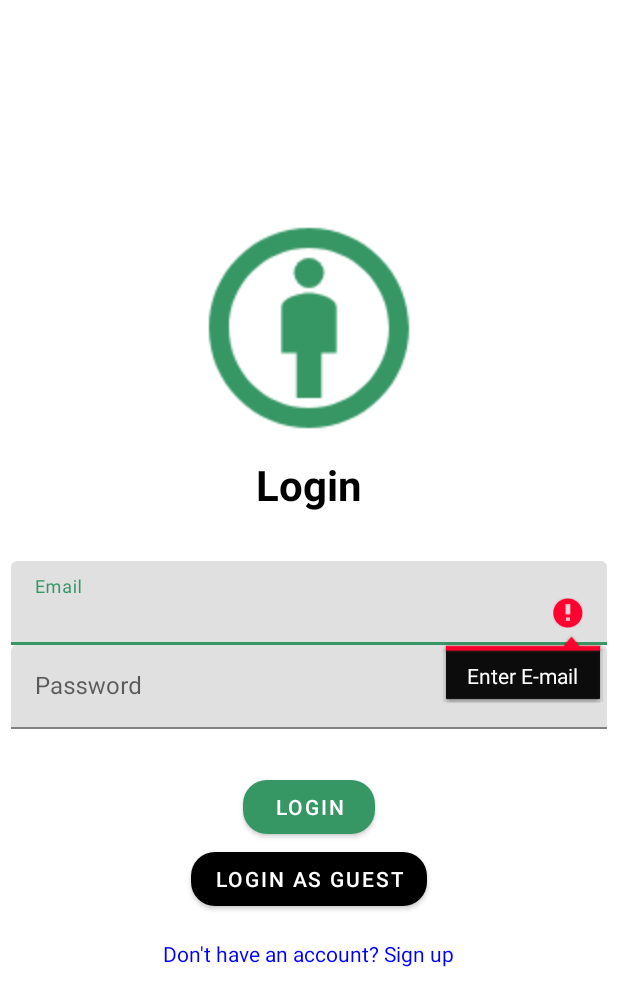
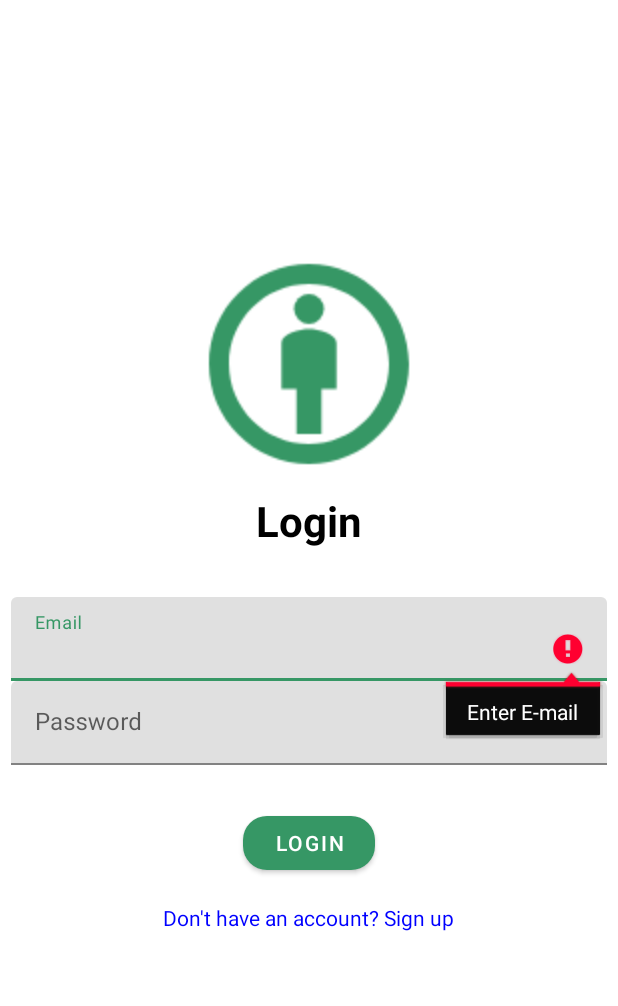
Before and after one commit to RushiPatel9144/SmartIndoorParkingSystem, an Android app: the screen it shows after launch (LoginActivity), after a tap on "LOGIN", on a phone screen of 412 x 824 dp. Shown: the top 1006 px of the screen. Run offline under Robolectric (Android 15) with nearby library versions, the phone set to English and light mode, and no system bars; our stand-ins replace Firebase (no records; nobody signed in at launch, a user with empty details on screens opened directly); Roboto replaces fonts that are not available here.

Commit message:
Forget password feature added on login screen

```diff
--- a/Parkit/src/main/java/ca/tech/sense/it/smart/indoor/parking/system/launcherActivity/LoginActivity.java
+++ b/Parkit/src/main/java/ca/tech/sense/it/smart/indoor/parking/system/launcherActivity/LoginActivity.java
@@ -1,9 +1,16 @@
 package ca.tech.sense.it.smart.indoor.parking.system.launcherActivity;
 
+import static android.content.ContentValues.TAG;
+
+import static com.google.android.material.internal.ViewUtils.hideKeyboard;
+
+import android.content.Context;
 import android.content.Intent;
 import android.os.Bundle;
 import android.text.TextUtils;
+import android.util.Log;
 import android.view.View;
+import android.view.inputmethod.InputMethodManager;
 import android.widget.EditText;
 import android.widget.ProgressBar;
 import android.widget.TextView;
@@ -22,17 +29,24 @@ import com.google.android.material.button.MaterialButton;
 import com.google.firebase.auth.AuthResult;
 import com.google.firebase.auth.FirebaseAuth;
 import com.google.firebase.auth.FirebaseAuthException;
+import com.google.firebase.auth.FirebaseAuthInvalidUserException;
+import com.google.firebase.auth.FirebaseAuthUserCollisionException;
 import com.google.firebase.auth.FirebaseUser;
+import com.google.firebase.auth.SignInMethodQueryResult;
+
+import java.util.List;
+import java.util.Objects;
 
 import ca.tech.sense.it.smart.indoor.parking.system.MainActivity;
 import ca.tech.sense.it.smart.indoor.parking.system.R;
 import ca.tech.sense.it.smart.indoor.parking.system.utility.AuthUtils;
+import ca.tech.sense.it.smart.indoor.parking.system.utility.DialogUtil;
 
 public class LoginActivity extends AppCompatActivity {
 
     // UI Elements
     private EditText editTextEmail, editTextPassword;
-    private MaterialButton buttonLogin, guestLogin;
+    private MaterialButton buttonLogin;
     private TextView textView, forgotPasswordTextView;
     private ProgressBar progressBar;
 
@@ -50,6 +64,7 @@ public class LoginActivity extends AppCompatActivity {
         mAuth = FirebaseAuth.getInstance();
         checkIfUserLoggedIn();
         setOnClickListeners();
+        forgetPassword();
     }
 
     @Override
@@ -71,7 +86,6 @@ public class LoginActivity extends AppCompatActivity {
         editTextPassword = findViewById(R.id.login_password_editext);
         textView = findViewById(R.id.jump_to_signup_page);
         buttonLogin = findViewById(R.id.login_btn);
-        guestLogin = findViewById(R.id.guestSignIn_btn);
         progressBar = findViewById(R.id.login_progressBar);
         forgotPasswordTextView = findViewById(R.id.forgot_password);
 
@@ -97,9 +111,11 @@ public class LoginActivity extends AppCompatActivity {
             finish();
         });
 
-        guestLogin.setOnClickListener(v -> navigateToMainActivity());
+        buttonLogin.setOnClickListener(v -> {
+            hideKeyboard(v);
+            performLogin();
+        });
 
-        buttonLogin.setOnClickListener(v -> performLogin());
     }
 
     private void performLogin() {
@@ -151,6 +167,7 @@ public class LoginActivity extends AppCompatActivity {
                 case "ERROR_INVALID_CREDENTIAL":
                     editTextPassword.setError(getString(R.string.invaild_credentials));
                     editTextPassword.requestFocus();
+                    forgotPasswordTextView.setVisibility(View.VISIBLE);
                     break;
                 default:
                     Toast.makeText(LoginActivity.this, getString(R.string.authentication_failed), Toast.LENGTH_SHORT).show();
@@ -163,4 +180,59 @@ public class LoginActivity extends AppCompatActivity {
         String emailPattern = "[a-zA-Z0-9._-]+@[a-z]+\\.+[a-z]+";
         return email.matches(emailPattern);
     }
+
+
+    public void forgetPassword() {
+        forgotPasswordTextView.setOnClickListener(v -> DialogUtil.showInputDialog(LoginActivity.this, "Enter Your Registered Email", "someone@gmail.com", new DialogUtil.InputDialogCallback() {
+            @Override
+            public void onConfirm(String inputText) {
+                if (TextUtils.isEmpty(inputText)) {
+                    Toast.makeText(LoginActivity.this, "Email cannot be empty", Toast.LENGTH_SHORT).show();
+                    return;
+                }
+                sendPasswordResetEmail(inputText);
+            }
+            @Override
+            public void onCancel() {
+                //do nothing
+            }
+        }));
+    }
+
+
+    private void sendPasswordResetEmail(String email) {
+        mAuth.createUserWithEmailAndPassword(email, getString(R.string.dummypassword))
+                .addOnCompleteListener(task -> {
+                    if (task.isSuccessful()) {
+                        Log.d(TAG, getString(R.string.user_is_created_successfully));
+                        Objects.requireNonNull(mAuth.getCurrentUser()).delete();
+                        Toast.makeText(LoginActivity.this, R.string.this_email_is_not_registered, Toast.LENGTH_SHORT).show();
+                    } else {
+                        if (task.getException() instanceof FirebaseAuthUserCollisionException) {
+                            Log.d(TAG, getString(R.string.email_is_already_registered));
+                            mAuth.sendPasswordResetEmail(email).addOnCompleteListener(task1 -> {
+                                if (task1.isSuccessful()) {
+                                    Toast.makeText(LoginActivity.this, R.string.reset_link_sent_to_your_email, Toast.LENGTH_SHORT).show();
+                                } else {
+                                    if (task1.getException() instanceof FirebaseAuthInvalidUserException) {
+                                        Toast.makeText(LoginActivity.this, R.string.this_email_is_not_registered, Toast.LENGTH_SHORT).show();
+                                    } else {
+                                        Toast.makeText(LoginActivity.this, getString(R.string.error) + task1.getException().getMessage(), Toast.LENGTH_SHORT).show();
+                                    }
+                                }
+                            });
+                        } else {
+                            Log.d(TAG, R.string.error + Objects.requireNonNull(task.getException()).getMessage());
+                        }
+                    }
+                });
+    }
+
+    private void hideKeyboard(View view) {
+        InputMethodManager imm = (InputMethodManager) getSystemService(Context.INPUT_METHOD_SERVICE);
+        if (imm != null) {
+            imm.hideSoftInputFromWindow(view.getWindowToken(), 0);
+        }
+    }
+
 }
--- a/Parkit/src/main/java/ca/tech/sense/it/smart/indoor/parking/system/ui/bottomNav/AccountItems/ManageAccountFragment.java
+++ b/Parkit/src/main/java/ca/tech/sense/it/smart/indoor/parking/system/ui/bottomNav/AccountItems/ManageAccountFragment.java
@@ -100,7 +100,6 @@ public class ManageAccountFragment extends Fragment {
         nameTextView = view.findViewById(R.id.nameEdit);
         contactDetailsTextView = view.findViewById(R.id.emailEdit);
         phoneNumberTextView = view.findViewById(R.id.phoneNumberManage);
-        passwordTextView = view.findViewById(R.id.passwordManage);
         ManageProfilePicture = view.findViewById(R.id.manageProfilePic);
         ManageName=view.findViewById(R.id.manageName);
         ManageContactDetail=view.findViewById(R.id.manageEmail);
--- a/Parkit/src/main/java/ca/tech/sense/it/smart/indoor/parking/system/utility/DialogUtil.java
+++ b/Parkit/src/main/java/ca/tech/sense/it/smart/indoor/parking/system/utility/DialogUtil.java
@@ -40,6 +40,9 @@ public class DialogUtil {
         AlertDialog dialog = new AlertDialog.Builder(context)
                 .setView(dialogView)
                 .create();
+
+        dialog.getWindow().setBackgroundDrawableResource(R.drawable.dialog_background);
+        dialog.show();
 
         cancelButton.setOnClickListener(v -> {
             dialog.dismiss();
--- a/Parkit/src/main/res/layout-land/activity_login.xml
+++ b/Parkit/src/main/res/layout-land/activity_login.xml
@@ -77,14 +77,6 @@
             android:layout_height="wrap_content"
             app:cornerRadius="16dp" />
 
-        <com.google.android.material.button.MaterialButton
-            android:id="@+id/guestSignIn_btn"
-            android:layout_width="wrap_content"
-            android:layout_height="wrap_content"
-            android:text="@string/login_as_guest"
-            app:backgroundTint="@color/black"
-            app:cornerRadius="16dp" />
-
         <TextView
             android:id="@+id/jump_to_signup_page"
             android:layout_width="wrap_content"
--- a/Parkit/src/main/res/layout/activity_login.xml
+++ b/Parkit/src/main/res/layout/activity_login.xml
@@ -69,14 +69,6 @@
         android:layout_height="wrap_content"
         app:cornerRadius="16dp" />
 
-    <com.google.android.material.button.MaterialButton
-        android:id="@+id/guestSignIn_btn"
-        android:layout_width="wrap_content"
-        android:layout_height="wrap_content"
-        android:text="@string/login_as_guest"
-        app:backgroundTint="@color/black"
-        app:cornerRadius="16dp" />
-
     <TextView
         android:id="@+id/jump_to_signup_page"
         android:layout_width="wrap_content"
--- a/Parkit/src/main/res/layout/fragment_account.xml
+++ b/Parkit/src/main/res/layout/fragment_account.xml
@@ -119,8 +119,9 @@
             android:layout_height="0.6dp"
             android:layout_marginBottom="8dp"
             android:background="#BDBDBD" />
+        <!-- Item 4 -->
 
-        <!-- Item 4 -->
+
         <LinearLayout
             android:id="@+id/rate"
             android:layout_width="match_parent"
--- a/Parkit/src/main/res/values/strings.xml
+++ b/Parkit/src/main/res/values/strings.xml
@@ -90,6 +90,12 @@
     <string name="reset_password">Reset Password</string>
     <string name="no_email_found_for_the_current_user">No email found for the current user.</string>
     <string name="forgot_password">Forget Password ?</string>
+    <string name="dummypassword">dummyPassword</string>
+    <string name="user_is_created_successfully">User is created successfully.</string>
+    <string name="this_email_is_not_registered">This email is not registered.</string>
+    <string name="email_is_already_registered">Email is already registered.</string>
+    <string name="reset_link_sent_to_your_email">Reset link sent to your email.</string>
+    <string name="error">"Error: "</string>
 
     <!-- Theme options -->
     <string-array name="theme_options">
```
Also changed, not shown: Parkit/src/main/res/layout/fragment_manage_account.xml (+46 -63 lines).
